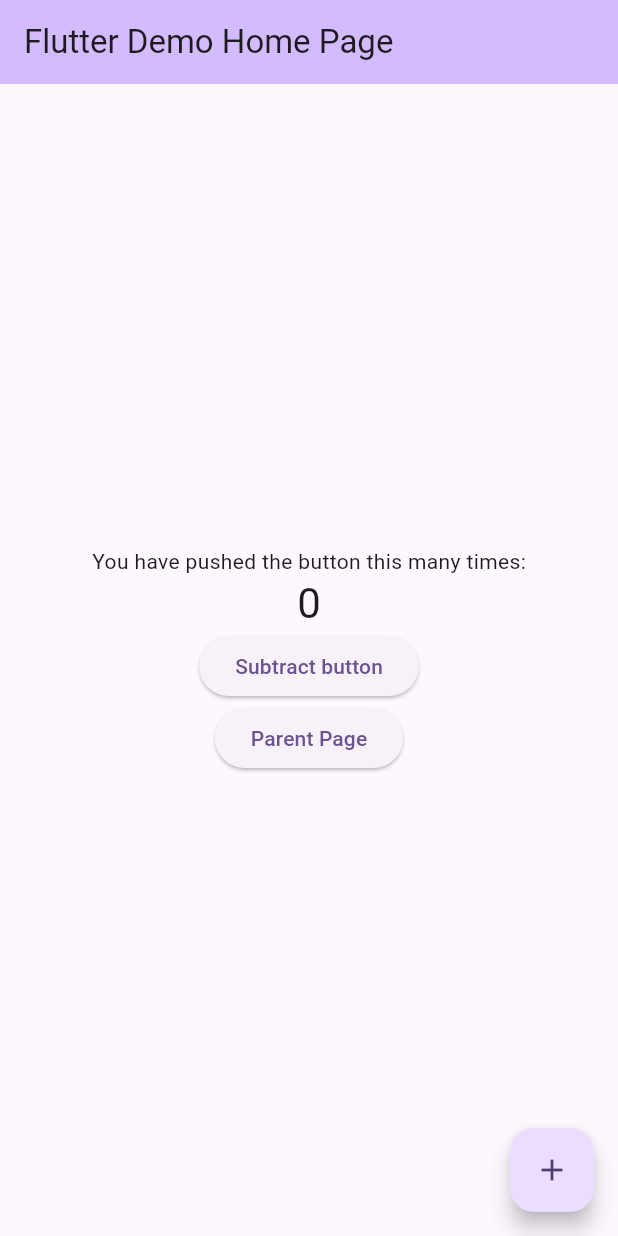
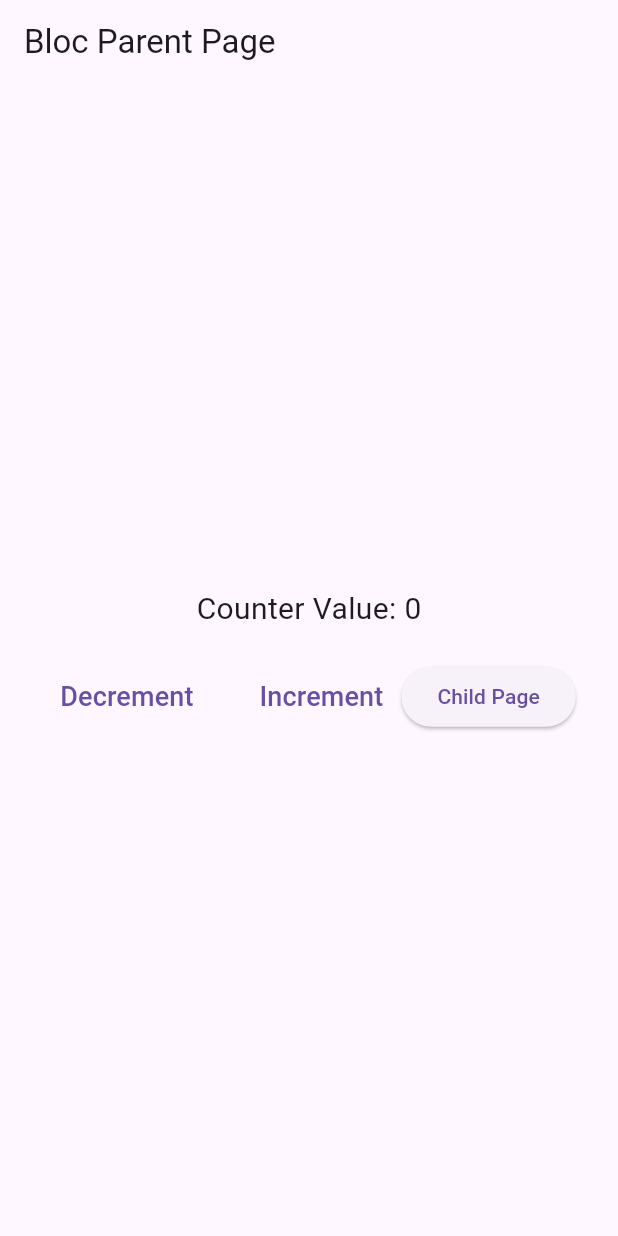
Before and after one commit to upahar-khatiwada/flutter-bloc-example, a Flutter app: the screen it shows after launch, on a phone screen of 412 x 824 dp. Run offline on Flutter 3.47's test engine with Material 3 defaults, Android fonts, the phone set to English and light mode, and no system bars; our stand-ins replace flutter_bloc.

Commit message:
BLoC example

```diff
--- /dev/null
+++ b/lib/bloc_stuff/blocs/counter_bloc.dart
@@ -0,0 +1,15 @@
+import 'package:bloc_learn/bloc_stuff/blocs/counter_event.dart';
+import 'package:bloc_learn/bloc_stuff/blocs/counter_state.dart';
+import 'package:flutter_bloc/flutter_bloc.dart';
+
+class CounterBloc extends Bloc<CounterEvent, CounterState> {
+  CounterBloc() : super(const CounterState()) {
+    on<CounterIncrementEvent>((event, emit) {
+      emit(CounterState(counter: state.counter + 1));
+    });
+
+    on<CounterDecrementEvent>((event, emit) {
+      emit(CounterState(counter: state.counter - 1));
+    });
+  }
+}
--- /dev/null
+++ b/lib/bloc_stuff/blocs/counter_event.dart
@@ -0,0 +1,5 @@
+abstract class CounterEvent {}
+
+class CounterIncrementEvent extends CounterEvent {}
+
+class CounterDecrementEvent extends CounterEvent {}
--- /dev/null
+++ b/lib/bloc_stuff/blocs/counter_state.dart
@@ -0,0 +1,5 @@
+class CounterState {
+  final int counter;
+
+  const CounterState({this.counter = 0});
+}
--- /dev/null
+++ b/lib/bloc_stuff/screens/bloc_parent.dart
@@ -0,0 +1,69 @@
+import 'package:bloc_learn/bloc_stuff/blocs/counter_bloc.dart';
+import 'package:bloc_learn/bloc_stuff/blocs/counter_event.dart';
+import 'package:bloc_learn/bloc_stuff/blocs/counter_state.dart';
+import 'package:bloc_learn/bloc_stuff/screens/bloc_child.dart';
+import 'package:flutter/material.dart';
+import 'package:flutter_bloc/flutter_bloc.dart';
+
+class BlocParent extends StatefulWidget {
+  const BlocParent({super.key});
+
+  @override
+  State<BlocParent> createState() => _BlocParentState();
+}
+
+class _BlocParentState extends State<BlocParent> {
+  @override
+  Widget build(BuildContext context) {
+    final counterBloc = context.read<CounterBloc>();
+    return Scaffold(
+      appBar: AppBar(title: const Text('Bloc Parent Page')),
+      body: Center(
+        child: Column(
+          mainAxisAlignment: MainAxisAlignment.center,
+          children: [
+            BlocBuilder<CounterBloc, CounterState>(
+              builder: (context, state) {
+                return Text('Counter Value: ${state.counter}', style: TextStyle(fontSize: 20));
+              },
+            ),
+            const SizedBox(height: 20),
+            Row(
+              mainAxisAlignment: MainAxisAlignment.center,
+              children: [
+                TextButton(
+                  onPressed: () {
+                    counterBloc.add(CounterDecrementEvent());
+                  },
+                  child: const Text(
+                    'Decrement',
+                    style: TextStyle(fontSize: 18),
+                  ),
+                ),
+                const SizedBox(width: 20),
+                TextButton(
+                  onPressed: () {
+                    counterBloc.add(CounterIncrementEvent());
+                  },
+                  child: const Text(
+                    'Increment',
+                    style: TextStyle(fontSize: 18),
+                  ),
+                ),
+                ElevatedButton(
+                  onPressed: () {
+                    Navigator.push(
+                      context,
+                      MaterialPageRoute(builder: (_) => BlocChild()),
+                    );
+                  },
+                  child: Text('Child Page'),
+                ),
+              ],
+            ),
+          ],
+        ),
+      ),
+    );
+  }
+}
--- a/lib/main.dart
+++ b/lib/main.dart
@@ -1,82 +1,81 @@
-import 'package:bloc_learn/cubit_stuff/cubit/counter_cubit.dart';
-import 'package:bloc_learn/cubit_stuff/cubit/counter_state.dart';
-import 'package:bloc_learn/cubit_stuff/screens/parent.dart';
+import 'package:bloc_learn/bloc_stuff/blocs/counter_bloc.dart';
+import 'package:bloc_learn/bloc_stuff/screens/bloc_parent.dart';
 import 'package:flutter/material.dart';
 import 'package:flutter_bloc/flutter_bloc.dart';
 
 void main() {
-  runApp(BlocProvider(create: (_) => CounterCubit(), child: const MyApp()));
+  runApp(BlocProvider(create: (_) => CounterBloc(), child: MaterialApp(home: const BlocParent())));
   // runApp(const MyApp());
 }
 
-class MyApp extends StatelessWidget {
-  const MyApp({super.key});
+// class MyApp extends StatelessWidget {
+//   const MyApp({super.key});
 
-  @override
-  Widget build(BuildContext context) {
-    return MaterialApp(
-      title: 'Flutter Demo',
-      theme: ThemeData(
-        colorScheme: ColorScheme.fromSeed(seedColor: Colors.deepPurple),
-      ),
-      home: const MyHomePage(title: 'Flutter Demo Home Page'),
-    );
-  }
-}
+//   @override
+//   Widget build(BuildContext context) {
+//     return MaterialApp(
+//       title: 'Flutter Demo',
+//       theme: ThemeData(
+//         colorScheme: ColorScheme.fromSeed(seedColor: Colors.deepPurple),
+//       ),
+//       home: const MyHomePage(title: 'Flutter Demo Home Page'),
+//     );
+//   }
+// }
 
-class MyHomePage extends StatefulWidget {
-  const MyHomePage({super.key, required this.title});
+// class MyHomePage extends StatefulWidget {
+//   const MyHomePage({super.key, required this.title});
 
-  final String title;
+//   final String title;
 
-  @override
-  State<MyHomePage> createState() => _MyHomePageState();
-}
+//   @override
+//   State<MyHomePage> createState() => _MyHomePageState();
+// }
 
-class _MyHomePageState extends State<MyHomePage> {
-  @override
-  Widget build(BuildContext context) {
-    final CounterCubit counterCubit = context.read<CounterCubit>();
-    return Scaffold(
-      appBar: AppBar(
-        backgroundColor: Theme.of(context).colorScheme.inversePrimary,
-        title: Text(widget.title),
-      ),
-      body: Center(
-        child: Column(
-          mainAxisAlignment: MainAxisAlignment.center,
-          children: <Widget>[
-            const Text('You have pushed the button this many times:'),
-            BlocBuilder<CounterCubit, CounterState>(
-              bloc: counterCubit,
-              builder: (BuildContext context, state) {
-                return Text(
-                  '${state.counter}',
-                  style: Theme.of(context).textTheme.headlineMedium,
-                );
-              },
-            ),
-            ElevatedButton(
-              onPressed: counterCubit.decrement,
-              child: Text('Subtract button'),
-            ),
-            ElevatedButton(
-              onPressed: () {
-                Navigator.push(
-                  context,
-                  MaterialPageRoute(builder: (_) => Parent()),
-                );
-              },
-              child: Text('Parent Page'),
-            ),
-          ],
-        ),
-      ),
-      floatingActionButton: FloatingActionButton(
-        onPressed: counterCubit.increment,
-        tooltip: 'Increment',
-        child: const Icon(Icons.add),
-      ),
-    );
-  }
-}
+// class _MyHomePageState extends State<MyHomePage> {
+//   @override
+//   Widget build(BuildContext context) {
+//     final CounterCubit counterCubit = context.read<CounterCubit>();
+//     return Scaffold(
+//       appBar: AppBar(
+//         backgroundColor: Theme.of(context).colorScheme.inversePrimary,
+//         title: Text(widget.title),
+//       ),
+//       body: Center(
+//         child: Column(
+//           mainAxisAlignment: MainAxisAlignment.center,
+//           children: <Widget>[
+//             const Text('You have pushed the button this many times:'),
+//             BlocBuilder<CounterCubit, CounterState>(
+//               bloc: counterCubit,
+//               builder: (BuildContext context, state) {
+//                 return Text(
+//                   '${state.counter}',
+//                   style: Theme.of(context).textTheme.headlineMedium,
+//                 );
+//               },
+//             ),
+//             ElevatedButton(
+//               onPressed: counterCubit.decrement,
+//               child: Text('Subtract button'),
+//             ),
+//             ElevatedButton(
+//               onPressed: () {
+//                 Navigator.push(
+//                   context,
+//                   MaterialPageRoute(builder: (_) => Parent()),
+//                 );
+//               },
+//               child: Text('Parent Page'),
+//             ),
+//           ],
+//         ),
+//       ),
+//       floatingActionButton: FloatingActionButton(
+//         onPressed: counterCubit.increment,
+//         tooltip: 'Increment',
+//         child: const Icon(Icons.add),
+//       ),
+//     );
+//   }
+// }
```
Also changed, not shown: lib/bloc_stuff/screens/bloc_child.dart (added, +59 -0 lines).
